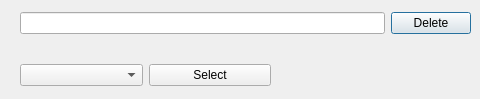
This is Learn_Words_App_0_0_1/deleteword.ui in Sautenko-Andrey/learn_words_app as Qt 5 draws it before an edit. The edited form follows.
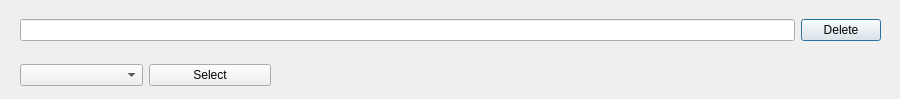
This is the edited form.

```diff
--- a/Learn_Words_App_0_0_1/deleteword.ui
+++ b/Learn_Words_App_0_0_1/deleteword.ui
@@ -6,20 +6,20 @@
    <rect>
     <x>0</x>
     <y>0</y>
-    <width>480</width>
+    <width>900</width>
     <height>99</height>
    </rect>
   </property>
   <property name="windowTitle">
    <string>Delete word</string>
   </property>
-  <widget class="QWidget" name="">
+  <widget class="QWidget" name="layoutWidget">
    <property name="geometry">
     <rect>
      <x>20</x>
      <y>10</y>
-     <width>451</width>
-     <height>27</height>
+     <width>861</width>
+     <height>41</height>
     </rect>
    </property>
    <layout class="QHBoxLayout" name="horizontalLayout">
@@ -41,7 +41,7 @@
     </item>
    </layout>
   </widget>
-  <widget class="QWidget" name="">
+  <widget class="QWidget" name="layoutWidget">
    <property name="geometry">
     <rect>
      <x>20</x>
```
